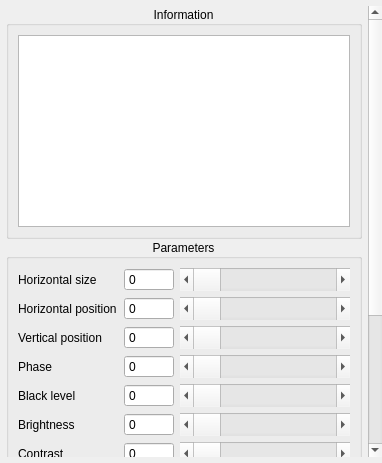
This is src/display/qt/dialogs/ui/signal_dialog.ui in mrehkopf/vcs as Qt 5 draws it before an edit. The edited form follows.
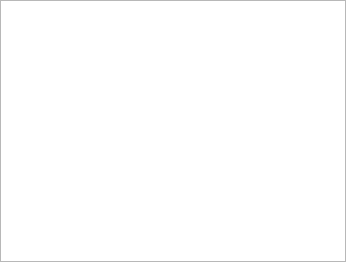
This is the edited form. Custom widgets are drawn as their Qt base class.

Commit message:
ui/signal-dialog: Remove deprecated video controls
The video controls are now in the video parameters dialog.

The edit to the form file:
```diff
--- a/src/display/qt/dialogs/ui/signal_dialog.ui
+++ b/src/display/qt/dialogs/ui/signal_dialog.ui
@@ -6,834 +6,31 @@
    <rect>
     <x>0</x>
     <y>0</y>
-    <width>382</width>
-    <height>463</height>
+    <width>346</width>
+    <height>262</height>
    </rect>
   </property>
   <property name="windowTitle">
    <string>Dialog</string>
   </property>
-  <layout class="QVBoxLayout" name="verticalLayout_3">
+  <layout class="QVBoxLayout" name="verticalLayout">
    <property name="spacing">
     <number>0</number>
    </property>
    <property name="leftMargin">
-    <number>6</number>
+    <number>0</number>
    </property>
    <property name="topMargin">
-    <number>6</number>
+    <number>0</number>
    </property>
    <property name="rightMargin">
     <number>0</number>
    </property>
    <property name="bottomMargin">
-    <number>6</number>
+    <number>0</number>
    </property>
    <item>
-    <widget class="QScrollArea" name="scrollArea">
-     <property name="frameShape">
-      <enum>QFrame::NoFrame</enum>
-     </property>
-     <property name="widgetResizable">
-      <bool>true</bool>
-     </property>
-     <widget class="QWidget" name="scrollAreaWidgetContents">
-      <property name="geometry">
-       <rect>
-        <x>0</x>
-        <y>-226</y>
-        <width>362</width>
-        <height>687</height>
-       </rect>
-      </property>
-      <layout class="QVBoxLayout" name="verticalLayout">
-       <property name="spacing">
-        <number>0</number>
-       </property>
-       <property name="leftMargin">
-        <number>0</number>
-       </property>
-       <property name="topMargin">
-        <number>0</number>
-       </property>
-       <property name="rightMargin">
-        <number>6</number>
-       </property>
-       <property name="bottomMargin">
-        <number>0</number>
-       </property>
-       <item>
-        <widget class="QGroupBox" name="groupBox_meta">
-         <property name="sizePolicy">
-          <sizepolicy hsizetype="Preferred" vsizetype="Minimum">
-           <horstretch>0</horstretch>
-           <verstretch>0</verstretch>
-          </sizepolicy>
-         </property>
-         <property name="title">
-          <string>Information</string>
-         </property>
-         <property name="alignment">
-          <set>Qt::AlignCenter</set>
-         </property>
-         <property name="flat">
-          <bool>true</bool>
-         </property>
-         <layout class="QVBoxLayout" name="verticalLayout_4">
-          <item>
-           <widget class="PropertyTable" name="tableWidget_propertyTable"/>
-          </item>
-         </layout>
-        </widget>
-       </item>
-       <item>
-        <widget class="QGroupBox" name="groupBox_videoAdjust">
-         <property name="title">
-          <string>Parameters</string>
-         </property>
-         <property name="alignment">
-          <set>Qt::AlignCenter</set>
-         </property>
-         <property name="flat">
-          <bool>true</bool>
-         </property>
-         <layout class="QGridLayout" name="gridLayout">
-          <item row="0" column="0">
-           <widget class="QLabel" name="label_2">
-            <property name="sizePolicy">
-             <sizepolicy hsizetype="Maximum" vsizetype="Preferred">
-              <horstretch>0</horstretch>
-              <verstretch>0</verstretch>
-             </sizepolicy>
-            </property>
-            <property name="minimumSize">
-             <size>
-              <width>100</width>
-              <height>0</height>
-             </size>
-            </property>
-            <property name="text">
-             <string>Horizontal size</string>
-            </property>
-           </widget>
-          </item>
-          <item row="0" column="1">
-           <widget class="QSpinBox" name="spinBox_videoHorSize">
-            <property name="sizePolicy">
-             <sizepolicy hsizetype="Preferred" vsizetype="Preferred">
-              <horstretch>0</horstretch>
-              <verstretch>0</verstretch>
-             </sizepolicy>
-            </property>
-            <property name="minimumSize">
-             <size>
-              <width>50</width>
-              <height>0</height>
-             </size>
-            </property>
-            <property name="buttonSymbols">
-             <enum>QAbstractSpinBox::NoButtons</enum>
-            </property>
-           </widget>
-          </item>
-          <item row="0" column="2">
-           <widget class="QScrollBar" name="horizontalScrollBar_videoHorSize">
-            <property name="sizePolicy">
-             <sizepolicy hsizetype="Expanding" vsizetype="Preferred">
-              <horstretch>0</horstretch>
-              <verstretch>0</verstretch>
-             </sizepolicy>
-            </property>
-            <property name="orientation">
-             <enum>Qt::Horizontal</enum>
-            </property>
-            <property name="invertedControls">
-             <bool>false</bool>
-            </property>
-           </widget>
-          </item>
-          <item row="1" column="0">
-           <widget class="QLabel" name="label">
-            <property name="sizePolicy">
-             <sizepolicy hsizetype="Maximum" vsizetype="Preferred">
-              <horstretch>0</horstretch>
-              <verstretch>0</verstretch>
-             </sizepolicy>
-            </property>
-            <property name="minimumSize">
-             <size>
-              <width>100</width>
-              <height>0</height>
-             </size>
-            </property>
-            <property name="text">
-             <string>Horizontal position</string>
-            </property>
-           </widget>
-          </item>
-          <item row="1" column="1">
-           <widget class="QSpinBox" name="spinBox_videoHorPos">
-            <property name="sizePolicy">
-             <sizepolicy hsizetype="Preferred" vsizetype="Preferred">
-              <horstretch>0</horstretch>
-              <verstretch>0</verstretch>
-             </sizepolicy>
-            </property>
-            <property name="minimumSize">
-             <size>
-              <width>50</width>
-              <height>0</height>
-             </size>
-            </property>
-            <property name="buttonSymbols">
-             <enum>QAbstractSpinBox::NoButtons</enum>
-            </property>
-           </widget>
-          </item>
-          <item row="1" column="2">
-           <widget class="QScrollBar" name="horizontalScrollBar_videoHorPos">
-            <property name="sizePolicy">
-             <sizepolicy hsizetype="Expanding" vsizetype="Preferred">
-              <horstretch>0</horstretch>
-              <verstretch>0</verstretch>
-             </sizepolicy>
-            </property>
-            <property name="orientation">
-             <enum>Qt::Horizontal</enum>
-            </property>
-           </widget>
-          </item>
-          <item row="2" column="0">
-           <widget class="QLabel" name="label_3">
-            <property name="sizePolicy">
-             <sizepolicy hsizetype="Maximum" vsizetype="Preferred">
-              <horstretch>0</horstretch>
-              <verstretch>0</verstretch>
-             </sizepolicy>
-            </property>
-            <property name="minimumSize">
-             <size>
-              <width>100</width>
-              <height>0</height>
-             </size>
-            </property>
-            <property name="text">
-             <string>Vertical position</string>
-            </property>
-           </widget>
-          </item>
-          <item row="2" column="1">
-           <widget class="QSpinBox" name="spinBox_videoVerPos">
-            <property name="sizePolicy">
-             <sizepolicy hsizetype="Preferred" vsizetype="Preferred">
-              <horstretch>0</horstretch>
-              <verstretch>0</verstretch>
-             </sizepolicy>
-            </property>
-            <property name="minimumSize">
-             <size>
-              <width>50</width>
-              <height>0</height>
-             </size>
-            </property>
-            <property name="buttonSymbols">
-             <enum>QAbstractSpinBox::NoButtons</enum>
-            </property>
-           </widget>
-          </item>
-          <item row="2" column="2">
-           <widget class="QScrollBar" name="horizontalScrollBar_videoVerPos">
-            <property name="sizePolicy">
-             <sizepolicy hsizetype="Expanding" vsizetype="Preferred">
-              <horstretch>0</horstretch>
-              <verstretch>0</verstretch>
-             </sizepolicy>
-            </property>
-            <property name="orientation">
-             <enum>Qt::Horizontal</enum>
-            </property>
-           </widget>
-          </item>
-          <item row="3" column="0">
-           <widget class="QLabel" name="label_4">
-            <property name="sizePolicy">
-             <sizepolicy hsizetype="Maximum" vsizetype="Preferred">
-              <horstretch>0</horstretch>
-              <verstretch>0</verstretch>
-             </sizepolicy>
-            </property>
-            <property name="minimumSize">
-             <size>
-              <width>100</width>
-              <height>0</height>
-             </size>
-            </property>
-            <property name="text">
-             <string>Phase</string>
-            </property>
-           </widget>
-          </item>
-          <item row="3" column="1">
-           <widget class="QSpinBox" name="spinBox_videoPhase">
-            <property name="sizePolicy">
-             <sizepolicy hsizetype="Preferred" vsizetype="Preferred">
-              <horstretch>0</horstretch>
-              <verstretch>0</verstretch>
-             </sizepolicy>
-            </property>
-            <property name="minimumSize">
-             <size>
-              <width>50</width>
-              <height>0</height>
-             </size>
-            </property>
-            <property name="buttonSymbols">
-             <enum>QAbstractSpinBox::NoButtons</enum>
-            </property>
-           </widget>
-          </item>
-          <item row="3" column="2">
-           <widget class="QScrollBar" name="horizontalScrollBar_videoPhase">
-            <property name="sizePolicy">
-             <sizepolicy hsizetype="Expanding" vsizetype="Preferred">
-              <horstretch>0</horstretch>
-              <verstretch>0</verstretch>
-             </sizepolicy>
-            </property>
-            <property name="orientation">
-             <enum>Qt::Horizontal</enum>
-            </property>
-           </widget>
-          </item>
-          <item row="4" column="0">
-           <widget class="QLabel" name="label_5">
-            <property name="sizePolicy">
-             <sizepolicy hsizetype="Maximum" vsizetype="Preferred">
-              <horstretch>0</horstretch>
-              <verstretch>0</verstretch>
-             </sizepolicy>
-            </property>
-            <property name="minimumSize">
-             <size>
-              <width>100</width>
-              <height>0</height>
-             </size>
-            </property>
-            <property name="text">
-             <string>Black level</string>
-            </property>
-           </widget>
-          </item>
-          <item row="4" column="1">
-           <widget class="QSpinBox" name="spinBox_videoBlackLevel">
-            <property name="sizePolicy">
-             <sizepolicy hsizetype="Preferred" vsizetype="Preferred">
-              <horstretch>0</horstretch>
-              <verstretch>0</verstretch>
-             </sizepolicy>
-            </property>
-            <property name="minimumSize">
-             <size>
-              <width>50</width>
-              <height>0</height>
-             </size>
-            </property>
-            <property name="buttonSymbols">
-             <enum>QAbstractSpinBox::NoButtons</enum>
-            </property>
-           </widget>
-          </item>
-          <item row="4" column="2">
-           <widget class="QScrollBar" name="horizontalScrollBar_videoBlackLevel">
-            <property name="sizePolicy">
-             <sizepolicy hsizetype="Expanding" vsizetype="Preferred">
-              <horstretch>0</horstretch>
-              <verstretch>0</verstretch>
-             </sizepolicy>
-            </property>
-            <property name="orientation">
-             <enum>Qt::Horizontal</enum>
-            </property>
-           </widget>
-          </item>
-          <item row="5" column="0">
-           <widget class="QLabel" name="label_6">
-            <property name="sizePolicy">
-             <sizepolicy hsizetype="Maximum" vsizetype="Preferred">
-              <horstretch>0</horstretch>
-              <verstretch>0</verstretch>
-             </sizepolicy>
-            </property>
-            <property name="minimumSize">
-             <size>
-              <width>100</width>
-              <height>0</height>
-             </size>
-            </property>
-            <property name="text">
-             <string>Brightness</string>
-            </property>
-            <property name="indent">
-             <number>-1</number>
-            </property>
-           </widget>
-          </item>
-          <item row="5" column="1">
-           <widget class="QSpinBox" name="spinBox_colorBright">
-            <property name="sizePolicy">
-             <sizepolicy hsizetype="Preferred" vsizetype="Preferred">
-              <horstretch>0</horstretch>
-              <verstretch>0</verstretch>
-             </sizepolicy>
-            </property>
-            <property name="minimumSize">
-             <size>
-              <width>50</width>
-              <height>0</height>
-             </size>
-            </property>
-            <property name="buttonSymbols">
-             <enum>QAbstractSpinBox::NoButtons</enum>
-            </property>
-           </widget>
-          </item>
-          <item row="5" column="2">
-           <widget class="QScrollBar" name="horizontalScrollBar_colorBright">
-            <property name="sizePolicy">
-             <sizepolicy hsizetype="Expanding" vsizetype="Preferred">
-              <horstretch>0</horstretch>
-              <verstretch>0</verstretch>
-             </sizepolicy>
-            </property>
-            <property name="orientation">
-             <enum>Qt::Horizontal</enum>
-            </property>
-           </widget>
-          </item>
-          <item row="6" column="0">
-           <widget class="QLabel" name="label_7">
-            <property name="sizePolicy">
-             <sizepolicy hsizetype="Maximum" vsizetype="Preferred">
-              <horstretch>0</horstretch>
-              <verstretch>0</verstretch>
-             </sizepolicy>
-            </property>
-            <property name="minimumSize">
-             <size>
-              <width>100</width>
-              <height>0</height>
-             </size>
-            </property>
-            <property name="text">
-             <string>Contrast</string>
-            </property>
-            <property name="indent">
-             <number>-1</number>
-            </property>
-           </widget>
-          </item>
-          <item row="6" column="1">
-           <widget class="QSpinBox" name="spinBox_colorContr">
-            <property name="sizePolicy">
-             <sizepolicy hsizetype="Preferred" vsizetype="Preferred">
-              <horstretch>0</horstretch>
-              <verstretch>0</verstretch>
-             </sizepolicy>
-            </property>
-            <property name="minimumSize">
-             <size>
-              <width>50</width>
-              <height>0</height>
-             </size>
-            </property>
-            <property name="buttonSymbols">
-             <enum>QAbstractSpinBox::NoButtons</enum>
-            </property>
-           </widget>
-          </item>
-          <item row="6" column="2">
-           <widget class="QScrollBar" name="horizontalScrollBar_colorContr">
-            <property name="sizePolicy">
-             <sizepolicy hsizetype="Expanding" vsizetype="Preferred">
-              <horstretch>0</horstretch>
-              <verstretch>0</verstretch>
-             </sizepolicy>
-            </property>
-            <property name="orientation">
-             <enum>Qt::Horizontal</enum>
-            </property>
-           </widget>
-          </item>
-          <item row="7" column="0">
-           <widget class="QLabel" name="label_8">
-            <property name="sizePolicy">
-             <sizepolicy hsizetype="Maximum" vsizetype="Preferred">
-              <horstretch>0</horstretch>
-              <verstretch>0</verstretch>
-             </sizepolicy>
-            </property>
-            <property name="minimumSize">
-             <size>
-              <width>100</width>
-              <height>0</height>
-             </size>
-            </property>
-            <property name="text">
-             <string>Red brightness</string>
-            </property>
-            <property name="indent">
-             <number>-1</number>
-            </property>
-           </widget>
-          </item>
-          <item row="7" column="1">
-           <widget class="QSpinBox" name="spinBox_colorBrightRed">
-            <property name="sizePolicy">
-             <sizepolicy hsizetype="Preferred" vsizetype="Preferred">
-              <horstretch>0</horstretch>
-              <verstretch>0</verstretch>
-             </sizepolicy>
-            </property>
-            <property name="minimumSize">
-             <size>
-              <width>50</width>
-              <height>0</height>
-             </size>
-            </property>
-            <property name="buttonSymbols">
-             <enum>QAbstractSpinBox::NoButtons</enum>
-            </property>
-           </widget>
-          </item>
-          <item row="7" column="2">
-           <widget class="QScrollBar" name="horizontalScrollBar_colorBrightRed">
-            <property name="sizePolicy">
-             <sizepolicy hsizetype="Expanding" vsizetype="Preferred">
-              <horstretch>0</horstretch>
-              <verstretch>0</verstretch>
-             </sizepolicy>
-            </property>
-            <property name="orientation">
-             <enum>Qt::Horizontal</enum>
-            </property>
-           </widget>
-          </item>
-          <item row="8" column="0">
-           <widget class="QLabel" name="label_11">
-            <property name="sizePolicy">
-             <sizepolicy hsizetype="Maximum" vsizetype="Preferred">
-              <horstretch>0</horstretch>
-              <verstretch>0</verstretch>
-             </sizepolicy>
-            </property>
-            <property name="minimumSize">
-             <size>
-              <width>100</width>
-              <height>0</height>
-             </size>
-            </property>
-            <property name="text">
-             <string>Red contrast</string>
-            </property>
-            <property name="indent">
-             <number>-1</number>
-            </property>
-           </widget>
-          </item>
-          <item row="8" column="1">
-           <widget class="QSpinBox" name="spinBox_colorContrRed">
-            <property name="sizePolicy">
-             <sizepolicy hsizetype="Preferred" vsizetype="Preferred">
-              <horstretch>0</horstretch>
-              <verstretch>0</verstretch>
-             </sizepolicy>
-            </property>
-            <property name="minimumSize">
-             <size>
-              <width>50</width>
-              <height>0</height>
-             </size>
-            </property>
-            <property name="buttonSymbols">
-             <enum>QAbstractSpinBox::NoButtons</enum>
-            </property>
-           </widget>
-          </item>
-          <item row="8" column="2">
-           <widget class="QScrollBar" name="horizontalScrollBar_colorContrRed">
-            <property name="sizePolicy">
-             <sizepolicy hsizetype="Expanding" vsizetype="Preferred">
-              <horstretch>0</horstretch>
-              <verstretch>0</verstretch>
-             </sizepolicy>
-            </property>
-            <property name="orientation">
-             <enum>Qt::Horizontal</enum>
-            </property>
-           </widget>
-          </item>
-          <item row="9" column="0">
-           <widget class="QLabel" name="label_9">
-            <property name="sizePolicy">
-             <sizepolicy hsizetype="Maximum" vsizetype="Preferred">
-              <horstretch>0</horstretch>
-              <verstretch>0</verstretch>
-             </sizepolicy>
-            </property>
-            <property name="minimumSize">
-             <size>
-              <width>100</width>
-              <height>0</height>
-             </size>
-            </property>
-            <property name="text">
-             <string>Green brightness</string>
-            </property>
-            <property name="indent">
-             <number>-1</number>
-            </property>
-           </widget>
-          </item>
-          <item row="9" column="1">
-           <widget class="QSpinBox" name="spinBox_colorBrightGreen">
-            <property name="sizePolicy">
-             <sizepolicy hsizetype="Preferred" vsizetype="Preferred">
-              <horstretch>0</horstretch>
-              <verstretch>0</verstretch>
-             </sizepolicy>
-            </property>
-            <property name="minimumSize">
-             <size>
-              <width>50</width>
-              <height>0</height>
-             </size>
-            </property>
-            <property name="buttonSymbols">
-             <enum>QAbstractSpinBox::NoButtons</enum>
-            </property>
-           </widget>
-          </item>
-          <item row="9" column="2">
-           <widget class="QScrollBar" name="horizontalScrollBar_colorBrightGreen">
-            <property name="sizePolicy">
-             <sizepolicy hsizetype="Expanding" vsizetype="Preferred">
-              <horstretch>0</horstretch>
-              <verstretch>0</verstretch>
-             </sizepolicy>
-            </property>
-            <property name="orientation">
-             <enum>Qt::Horizontal</enum>
-            </property>
-           </widget>
-          </item>
-          <item row="10" column="0">
-           <widget class="QLabel" name="label_12">
-            <property name="sizePolicy">
-             <sizepolicy hsizetype="Maximum" vsizetype="Preferred">
-              <horstretch>0</horstretch>
-              <verstretch>0</verstretch>
-             </sizepolicy>
-            </property>
-            <property name="minimumSize">
-             <size>
-              <width>100</width>
-              <height>0</height>
-             </size>
-            </property>
-            <property name="text">
-             <string>Green contrast</string>
-            </property>
-            <property name="indent">
-             <number>-1</number>
-            </property>
-           </widget>
-          </item>
-          <item row="10" column="1">
-           <widget class="QSpinBox" name="spinBox_colorContrGreen">
-            <property name="sizePolicy">
-             <sizepolicy hsizetype="Preferred" vsizetype="Preferred">
-              <horstretch>0</horstretch>
-              <verstretch>0</verstretch>
-             </sizepolicy>
-            </property>
-            <property name="minimumSize">
-             <size>
-              <width>50</width>
-              <height>0</height>
-             </size>
-            </property>
-            <property name="buttonSymbols">
-             <enum>QAbstractSpinBox::NoButtons</enum>
-            </property>
-           </widget>
-          </item>
-          <item row="10" column="2">
-           <widget class="QScrollBar" name="horizontalScrollBar_colorContrGreen">
-            <property name="sizePolicy">
-             <sizepolicy hsizetype="Expanding" vsizetype="Preferred">
-              <horstretch>0</horstretch>
-              <verstretch>0</verstretch>
-             </sizepolicy>
-            </property>
-            <property name="orientation">
-             <enum>Qt::Horizontal</enum>
-            </property>
-           </widget>
-          </item>
-          <item row="11" column="0">
-           <widget class="QLabel" name="label_10">
-            <property name="sizePolicy">
-             <sizepolicy hsizetype="Maximum" vsizetype="Preferred">
-              <horstretch>0</horstretch>
-              <verstretch>0</verstretch>
-             </sizepolicy>
-            </property>
-            <property name="minimumSize">
-             <size>
-              <width>100</width>
-              <height>0</height>
-             </size>
-            </property>
-            <property name="text">
-             <string>Blue brightness</string>
-            </property>
-            <property name="indent">
-             <number>-1</number>
-            </property>
-           </widget>
-          </item>
-          <item row="11" column="1">
-           <widget class="QSpinBox" name="spinBox_colorBrightBlue">
-            <property name="sizePolicy">
-             <sizepolicy hsizetype="Preferred" vsizetype="Preferred">
-              <horstretch>0</horstretch>
-              <verstretch>0</verstretch>
-             </sizepolicy>
-            </property>
-            <property name="minimumSize">
-             <size>
-              <width>50</width>
-              <height>0</height>
-             </size>
-            </property>
-            <property name="buttonSymbols">
-             <enum>QAbstractSpinBox::NoButtons</enum>
-            </property>
-           </widget>
-          </item>
-          <item row="11" column="2">
-           <widget class="QScrollBar" name="horizontalScrollBar_colorBrightBlue">
-            <property name="sizePolicy">
-             <sizepolicy hsizetype="Expanding" vsizetype="Preferred">
-              <horstretch>0</horstretch>
-              <verstretch>0</verstretch>
-             </sizepolicy>
-            </property>
-            <property name="orientation">
-             <enum>Qt::Horizontal</enum>
-            </property>
-           </widget>
-          </item>
-          <item row="12" column="0">
-           <widget class="QLabel" name="label_13">
-            <property name="sizePolicy">
-             <sizepolicy hsizetype="Maximum" vsizetype="Preferred">
-              <horstretch>0</horstretch>
-              <verstretch>0</verstretch>
-             </sizepolicy>
-            </property>
-            <property name="minimumSize">
-             <size>
-              <width>100</width>
-              <height>0</height>
-             </size>
-            </property>
-            <property name="text">
-             <string>Blue contrast</string>
-            </property>
-            <property name="indent">
-             <number>-1</number>
-            </property>
-           </widget>
-          </item>
-          <item row="12" column="1">
-           <widget class="QSpinBox" name="spinBox_colorContrBlue">
-            <property name="sizePolicy">
-             <sizepolicy hsizetype="Preferred" vsizetype="Preferred">
-              <horstretch>0</horstretch>
-              <verstretch>0</verstretch>
-             </sizepolicy>
-            </property>
-            <property name="minimumSize">
-             <size>
-              <width>50</width>
-              <height>0</height>
-             </size>
-            </property>
-            <property name="buttonSymbols">
-             <enum>QAbstractSpinBox::NoButtons</enum>
-            </property>
-           </widget>
-          </item>
-          <item row="12" column="2">
-           <widget class="QScrollBar" name="horizontalScrollBar_colorContrBlue">
-            <property name="sizePolicy">
-             <sizepolicy hsizetype="Expanding" vsizetype="Preferred">
-              <horstretch>0</horstretch>
-              <verstretch>0</verstretch>
-             </sizepolicy>
-            </property>
-            <property name="orientation">
-             <enum>Qt::Horizontal</enum>
-            </property>
-           </widget>
-          </item>
-         </layout>
-        </widget>
-       </item>
-       <item>
-        <spacer name="verticalSpacer">
-         <property name="orientation">
-          <enum>Qt::Vertical</enum>
-         </property>
-         <property name="sizeHint" stdset="0">
-          <size>
-           <width>20</width>
-           <height>40</height>
-          </size>
-         </property>
-        </spacer>
-       </item>
-      </layout>
-     </widget>
-    </widget>
-   </item>
-   <item>
-    <widget class="QFrame" name="frame">
-     <property name="frameShape">
-      <enum>QFrame::NoFrame</enum>
-     </property>
-     <property name="frameShadow">
-      <enum>QFrame::Plain</enum>
-     </property>
-     <layout class="QVBoxLayout" name="verticalLayout_2">
-      <property name="spacing">
-       <number>6</number>
-      </property>
-      <property name="leftMargin">
-       <number>0</number>
-      </property>
-      <property name="topMargin">
-       <number>0</number>
-      </property>
-      <property name="rightMargin">
-       <number>9</number>
-      </property>
-      <property name="bottomMargin">
-       <number>0</number>
-      </property>
-     </layout>
-    </widget>
+    <widget class="PropertyTable" name="tableWidget_propertyTable"/>
    </item>
   </layout>
  </widget>
```
The commit also changes 3 other files.
